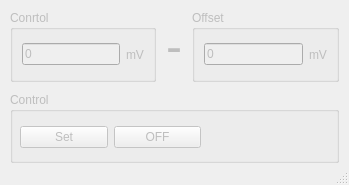
The window that ui/main_ui.ui (Mcublog/B3603ControlQt) describes before a commit, drawn with Qt 5.
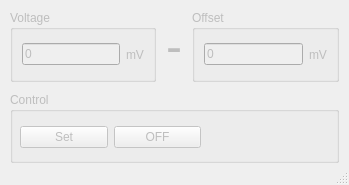
The same window after the commit. Icons and pictures are not drawn.

Commit message: rename Control -> Voltage

```diff
--- a/ui/main_ui.ui
+++ b/ui/main_ui.ui
@@ -54,7 +54,7 @@
       <item>
        <widget class="QGroupBox" name="gbControl">
         <property name="title">
-         <string>Conrtol</string>
+         <string>Voltage</string>
         </property>
         <layout class="QHBoxLayout" name="horizontalLayout_4">
          <item>
```
The commit also changes 1 other file.
